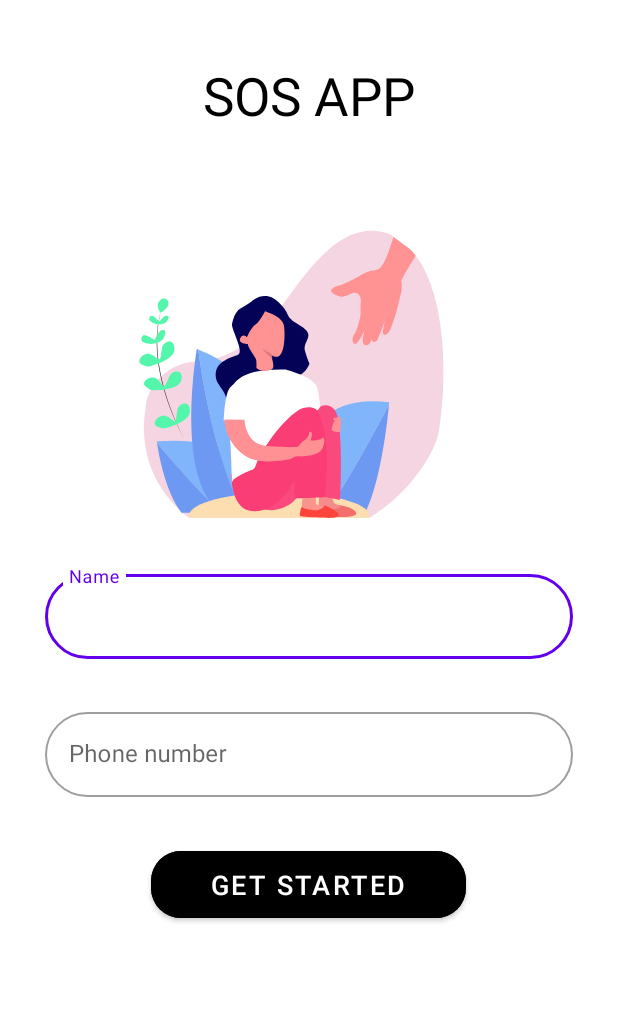
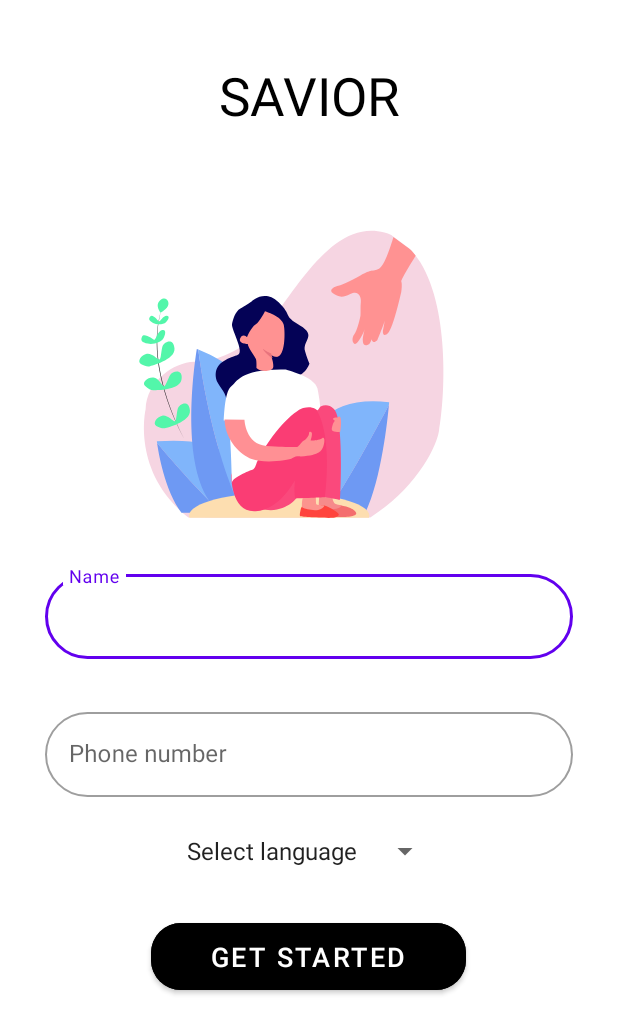
Before and after one commit to sid13-d/sosapp, an Android app: the screen it shows after launch (GetStarted), on a phone screen of 412 x 824 dp. Shown: the top 1034 px of the screen. Run offline under Robolectric (Android 15) with nearby library versions, the phone set to English and light mode, and no system bars; our stand-ins replace Volley.

Commit message:
Language change on navigation remaining

```diff
--- a/app/src/main/java/com/example/myapplication/GetStarted.java
+++ b/app/src/main/java/com/example/myapplication/GetStarted.java
@@ -6,11 +6,17 @@ import androidx.appcompat.app.AppCompatActivity;
 import android.content.Context;
 import android.content.Intent;
 import android.content.SharedPreferences;
+import android.content.res.Configuration;
+import android.content.res.Resources;
 import android.os.Bundle;
+import android.util.DisplayMetrics;
 import android.util.Log;
 import android.view.View;
+import android.widget.AdapterView;
+import android.widget.ArrayAdapter;
 import android.widget.Button;
 import android.widget.EditText;
+import android.widget.Spinner;
 import android.widget.Toast;
 
 import com.android.volley.Request;
@@ -28,6 +34,10 @@ import com.google.firebase.messaging.FirebaseMessaging;
 import org.json.JSONException;
 import org.json.JSONObject;
 
+import java.util.ArrayList;
+import java.util.List;
+import java.util.Locale;
+
 public class GetStarted extends android.app.Activity {
     TextInputEditText name, number;
     MaterialButton getStarted;
@@ -40,12 +50,64 @@ public class GetStarted extends android.app.Activity {
     public static final String PHONE = "user_phone";
 
     SharedPreferences sharedpreferences;
-    String id,u_name,phone;
+    String id,u_name,phone,language;
+
+    Spinner spinner;
+    Locale myLocale;
+    Intent intent;
+    String currentLanguage = "en", currentLang;
 
     @Override
     protected void onCreate(Bundle savedInstanceState) {
         super.onCreate(savedInstanceState);
         setContentView(R.layout.get_started);
+
+        spinner = (Spinner) findViewById(R.id.spinner);
+
+        List<String> list = new ArrayList<String>();
+
+        list.add("Select language");
+        list.add("English");
+        list.add("Hindi");
+        list.add("Marathi");
+
+        ArrayAdapter<String> adapter = new ArrayAdapter<String>(this, android.R.layout.simple_spinner_item, list);
+        adapter.setDropDownViewResource(android.R.layout.simple_spinner_dropdown_item);
+        spinner.setAdapter(adapter);
+
+        spinner.setOnItemSelectedListener(new AdapterView.OnItemSelectedListener() {
+            @Override
+            public void onItemSelected(AdapterView<?> adapterView, View view, int position, long l) {
+                intent = new Intent(getApplicationContext(), Sos.class);
+                switch (position) {
+                    case 0:
+                        break;
+                    case 1:
+                        setLocale("en");
+                        language = "en";
+                        Log.d("clicktest", "onComplete: "+language);
+                        intent.putExtra("lan", language);
+                        break;
+                    case 2:
+                        setLocale("hi");
+                        language = "hi";
+                        Log.d("clicktest", "onComplete: "+language);
+                        intent.putExtra("lan", language);
+                        break;
+                    case 3:
+                        setLocale("mr");
+                        language = "mr";
+                        Log.d("clicktest", "onComplete: "+language);
+                        intent.putExtra("lan", language);
+                        break;
+                }
+            }
+
+            @Override
+            public void onNothingSelected(AdapterView<?> adapterView) {
+            }
+        });
+
         name = (TextInputEditText) findViewById(R.id.name);
         number =(TextInputEditText) findViewById(R.id.phone);
         getStarted = (MaterialButton) findViewById(R.id.submit);
@@ -74,6 +136,18 @@ public class GetStarted extends android.app.Activity {
                 }
             }
         });
+    }
+
+    public void setLocale( String localeName) {
+            myLocale = new Locale(localeName);
+            Resources res = getResources();
+            DisplayMetrics dm = res.getDisplayMetrics();
+            Configuration conf = res.getConfiguration();
+            conf.locale = myLocale;
+            res.updateConfiguration(conf, dm);
+            Intent refresh = new Intent(this, GetStarted.class);
+            refresh.putExtra(currentLang, localeName);
+            startActivity(refresh);
     }
 
     public void generateToken() {
@@ -133,7 +207,7 @@ public class GetStarted extends android.app.Activity {
 //                                    msg = getString(R.string.msg_subscribe_failed);
                                     Toast.makeText(getApplicationContext(), "Something went wrong!", Toast.LENGTH_SHORT).show();
                                 }else{
-                                    Intent intent = new Intent(getApplicationContext(), Sos.class);
+
                                     startActivity(intent);
                                     finish();
                                     Log.d("subscribe", msg);
--- a/app/src/main/res/layout/get_started.xml
+++ b/app/src/main/res/layout/get_started.xml
@@ -14,7 +14,7 @@
         android:gravity="center"
         android:padding="10dp"
         android:layout_marginTop="30dp"
-        android:text="SOS APP"
+        android:text="@string/savior"
         android:textColor="@color/black"
         android:textSize="35sp"
         app:layout_constraintEnd_toEndOf="parent"
@@ -38,7 +38,7 @@
         android:layout_width="match_parent"
         android:layout_height="wrap_content"
         android:layout_marginHorizontal="30dp"
-        android:hint="Name"
+        android:hint="@string/name"
         android:layout_marginTop="30dp"
         app:boxCornerRadiusBottomEnd="30dp"
         app:boxCornerRadiusBottomStart="30dp"
@@ -61,7 +61,7 @@
         android:layout_width="match_parent"
         android:layout_height="wrap_content"
         android:layout_marginHorizontal="30dp"
-        android:hint="Phone number"
+        android:hint="@string/phone_number"
         android:layout_marginTop="30dp"
         app:boxCornerRadiusBottomEnd="30dp"
         app:boxCornerRadiusBottomStart="30dp"
@@ -81,13 +81,25 @@
 
     </com.google.android.material.textfield.TextInputLayout>
 
+    <Spinner
+        android:id="@+id/spinner"
+        android:layout_width="wrap_content"
+        android:layout_height="wrap_content"
+        android:layout_marginTop="24dp"
+        app:layout_constraintEnd_toEndOf="parent"
+        app:layout_constraintHorizontal_bias="0.498"
+        app:layout_constraintStart_toStartOf="parent"
+        app:layout_constraintTop_toBottomOf="@+id/phoneLayout">
+
+    </Spinner>
+
     <com.google.android.material.button.MaterialButton
         android:id="@+id/submit"
         app:cornerRadius="20dp"
         android:layout_width="wrap_content"
         android:layout_height="wrap_content"
         android:layout_marginTop="30dp"
-        android:text="Get Started"
+        android:text="@string/get_started"
         android:paddingHorizontal="40dp"
         android:paddingVertical="10dp"
         android:textSize="18sp"
@@ -97,6 +109,6 @@
         app:layout_constraintEnd_toEndOf="parent"
         app:layout_constraintHorizontal_bias="0.498"
         app:layout_constraintStart_toStartOf="parent"
-        app:layout_constraintTop_toBottomOf="@+id/phoneLayout" />
+        app:layout_constraintTop_toBottomOf="@+id/spinner" />
 
 </androidx.constraintlayout.widget.ConstraintLayout>
--- a/app/src/main/res/values/strings.xml
+++ b/app/src/main/res/values/strings.xml
@@ -1,5 +1,15 @@
 <resources>
     <string name="app_name">My Application</string>
-    <string name="url">https://ap-south-1.aws.data.mongodb-api.com/app/application-0-xtoiz/endpoint/</string>
-    <string name="fcm_key">AAAA6ctJfpk:APA91bEgpzpx47PBQb05tpJtfcsh1sKMuGB2ugh6z8IhFVMxjFYpn7k2zPNOMpl5kMdbGdmk0eq7m0RfFEMEO7nKUPKYLau00muFHlKxJQINdgDZU7xlEl-VOl0UVUdisH3MKWtgKxCn/</string>
+    <string name="title">Are you in an \nemergency</string>
+    <string name="subTitle">Press the button below and help will \nreach you shortly</string>
+    <string name="locationTitle">Are you in an emergency?</string>
+    <string name="url" translatable="false">https://ap-south-1.aws.data.mongodb-api.com/app/application-0-xtoiz/endpoint/</string>
+    <string name="fcm_key" translatable="false">AAAA6ctJfpk:APA91bEgpzpx47PBQb05tpJtfcsh1sKMuGB2ugh6z8IhFVMxjFYpn7k2zPNOMpl5kMdbGdmk0eq7m0RfFEMEO7nKUPKYLau00muFHlKxJQINdgDZU7xlEl-VOl0UVUdisH3MKWtgKxCn/</string>
+    <string name="remove">Remove</string>
+    <string name="here_are_your_saviours">Here are your saviours!</string>
+    <string name="add_contact">Add Contact</string>
+    <string name="get_started">Get Started</string>
+    <string name="name">Name</string>
+    <string name="phone_number">Phone number</string>
+    <string name="savior">SAVIOR</string>
 </resources>
```
Also changed, not shown: app/src/main/java/com/example/myapplication/Sos.java (+22 -0 lines), 2 other files.
